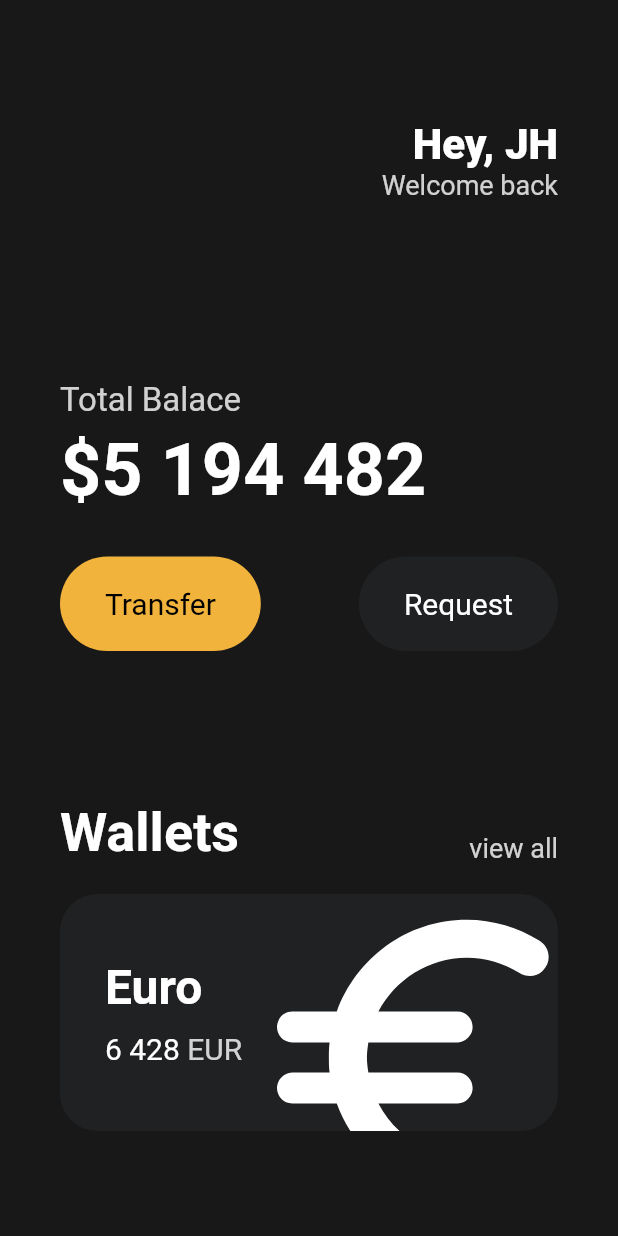
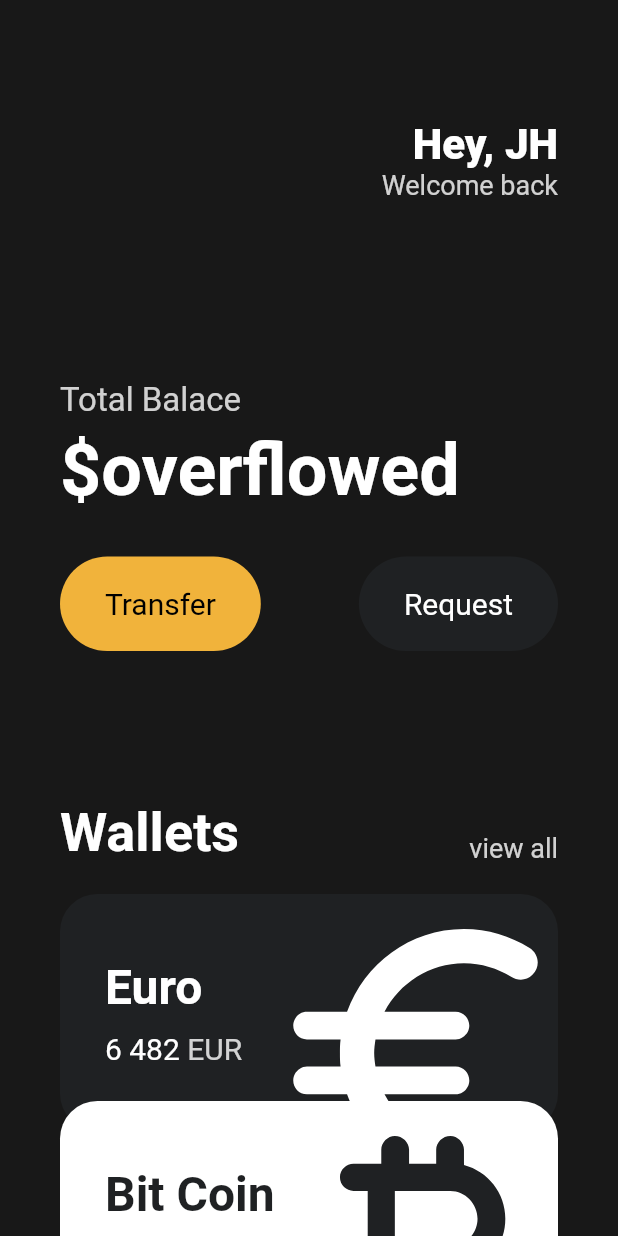
Before and after one commit to 6233/webtoonstore, a Flutter app: the screen it shows after launch, on a phone screen of 412 x 824 dp. Run offline on Flutter 3.47's test engine with Material 2 defaults, Android fonts, the phone set to English and light mode, and no system bars.

Commit message:
card widget

```diff
--- a/toonflix/lib/main.dart
+++ b/toonflix/lib/main.dart
@@ -1,5 +1,6 @@
 import 'package:flutter/material.dart';
 import 'package:toonflix/widgets/button.dart';
+import 'package:toonflix/widgets/currency_card.dart';
 
 void main() {
   runApp(App());
@@ -8,12 +9,12 @@ void main() {
 class App extends StatelessWidget {
   @override
   Widget build(BuildContext context) {
-    // TODO: implement build
     // throw CupertinoApp();  cupertino= apple, material = google
     return MaterialApp(
       home: Scaffold(
         backgroundColor: const Color(0xFF181818),
-        body: Padding(
+        body: SingleChildScrollView(
+          child: Padding(
             padding: const EdgeInsets.symmetric(
               horizontal: 40,
             ),
@@ -62,7 +63,7 @@ class App extends StatelessWidget {
                   height: 5,
                 ),
                 const Text(
-                '\$5 194 482',
+                  '\$overflowed',
                   style: TextStyle(
                     color: Colors.white,
                     fontWeight: FontWeight.w600,
@@ -114,73 +115,29 @@ class App extends StatelessWidget {
                 const SizedBox(
                   height: 20,
                 ),
-              Container(
-                clipBehavior: Clip.hardEdge,
-                decoration: BoxDecoration(
-                  color: const Color(0xFF1F2123),
-                  borderRadius: BorderRadius.circular(25),
+                const CurrencyCard(
+                  name: "Euro",
+                  balance: '6 482',
+                  code: "EUR",
+                  icon: Icons.euro_rounded,
+                  order: 0,
                 ),
-                child: Padding(
-                  padding: const EdgeInsets.all(30),
-                  child: Row(
-                    mainAxisAlignment: MainAxisAlignment.spaceBetween,
-                    children: [
-                      Column(
-                        crossAxisAlignment: CrossAxisAlignment.start,
-                        children: [
-                          const Text(
-                            "Euro",
-                            style: TextStyle(
-                              color: Colors.white,
-                              fontSize: 32,
-                              fontWeight: FontWeight.w600,
-                            ),
-                          ),
-                          const SizedBox(
-                            height: 10,
-                          ),
-                          Row(
-                            children: [
-                              const Text(
-                                "6 428",
-                                style: TextStyle(
-                                  color: Colors.white,
-                                  fontSize: 20,
-                                ),
-                              ),
-                              const SizedBox(
-                                width: 5,
-                              ),
-                              Text(
-                                "EUR",
-                                style: TextStyle(
-                                  color: Colors.white.withOpacity(0.8),
-                                  fontSize: 20,
-                                ),
-                              ),
+                const CurrencyCard(
+                    name: "Bit Coin",
+                    balance: '3 483',
+                    code: "bit",
+                    icon: Icons.currency_bitcoin_rounded,
+                    order: 1,
+                    isInverted: true),
+                const CurrencyCard(
+                  name: "USA Dolor",
+                  balance: '1 309 888 712',
+                  code: "usd",
+                  icon: Icons.attach_money_outlined,
+                  order: 2,
+                )
               ],
             ),
-                        ],
-                      ),
-                      Transform.scale(
-                        scale: 2.5,
-                        child: Transform.translate(
-                          offset: const Offset(
-                            -5,
-                            12,
-                          ),
-                          child: const Icon(
-                            Icons.euro_rounded,
-                            size: 98,
-                            color: Colors.white,
-                          ),
-                        ),
-                      ),
-                    ],
-                  ),
-                ),
-              )
-            ],
           ),
         ),
       ),
--- a/toonflix/lib/widgets/button.dart
+++ b/toonflix/lib/widgets/button.dart
@@ -14,7 +14,6 @@ class Button extends StatelessWidget {
 
   @override
   Widget build(BuildContext context) {
-    // TODO: implement build
     return Container(
       decoration: BoxDecoration(
         color: bgColor,
--- a/toonflix/lib/widgets/currency_card.dart
+++ b/toonflix/lib/widgets/currency_card.dart
@@ -1,13 +1,94 @@
 import 'package:flutter/material.dart';
 
+class CurrencyCard extends StatelessWidget {
+  final String name, balance, code;
+  final IconData icon;
+  final Color _blackColor = const Color(0xFF1F2123);
+  final bool isInverted;
+  final int order;
+  const CurrencyCard({
+    super.key,
+    required this.name,
+    required this.balance,
+    required this.code,
+    required this.icon,
+    required this.order,
+    this.isInverted = false,
+  });
 
-
-class CurrencyCard extends StatelessWidget {
   @override
   Widget build(BuildContext context) {
-    // TODO: implement build
-    return const MaterialApp(
-      home: Scaffold(),
+    return Transform.translate(
+      offset: Offset(
+        0,
+        order * (-20),
+      ),
+      child: Container(
+        clipBehavior: Clip.hardEdge,
+        decoration: BoxDecoration(
+          color: isInverted ? Colors.white : _blackColor,
+          borderRadius: BorderRadius.circular(25),
+        ),
+        child: Padding(
+          padding: const EdgeInsets.all(30),
+          child: Row(
+            mainAxisAlignment: MainAxisAlignment.spaceBetween,
+            children: [
+              Column(
+                crossAxisAlignment: CrossAxisAlignment.start,
+                children: [
+                  Text(
+                    name,
+                    style: TextStyle(
+                      color: isInverted ? _blackColor : Colors.white,
+                      fontSize: 32,
+                      fontWeight: FontWeight.w600,
+                    ),
+                  ),
+                  const SizedBox(
+                    height: 10,
+                  ),
+                  Row(
+                    children: [
+                      Text(
+                        balance,
+                        style: TextStyle(
+                          color: isInverted ? _blackColor : Colors.white,
+                          fontSize: 20,
+                        ),
+                      ),
+                      const SizedBox(
+                        width: 5,
+                      ),
+                      Text(
+                        code,
+                        style: TextStyle(
+                          color: Colors.white.withOpacity(0.8),
+                          fontSize: 20,
+                        ),
+                      ),
+                    ],
+                  ),
+                ],
+              ),
+              Transform.scale(
+                scale: 2.25,
+                child: Transform.translate(
+                  offset: const Offset(
+                    -5,
+                    12,
+                  ),
+                  child: Icon(
+                    icon,
+                    size: 98,
+                    color: isInverted ? _blackColor : Colors.white,
+                  ),
+                ),
+              ),
+            ],
+          ),
+        ),
+      ),
     );
   }
 }
```
Lines whose indentation alone changed are shown as unchanged.
